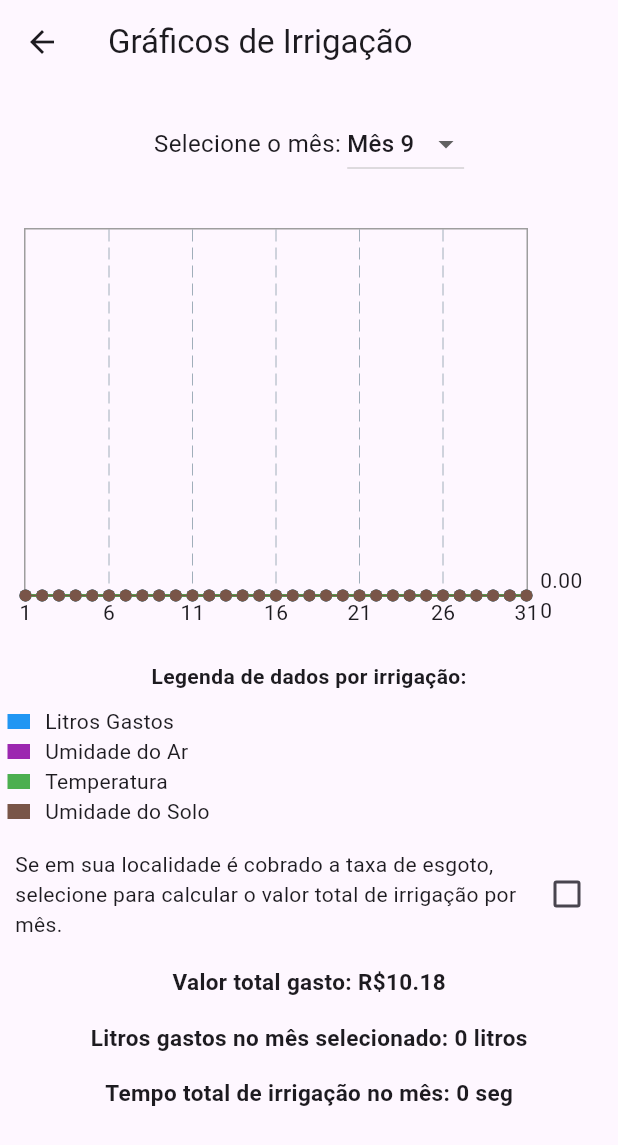
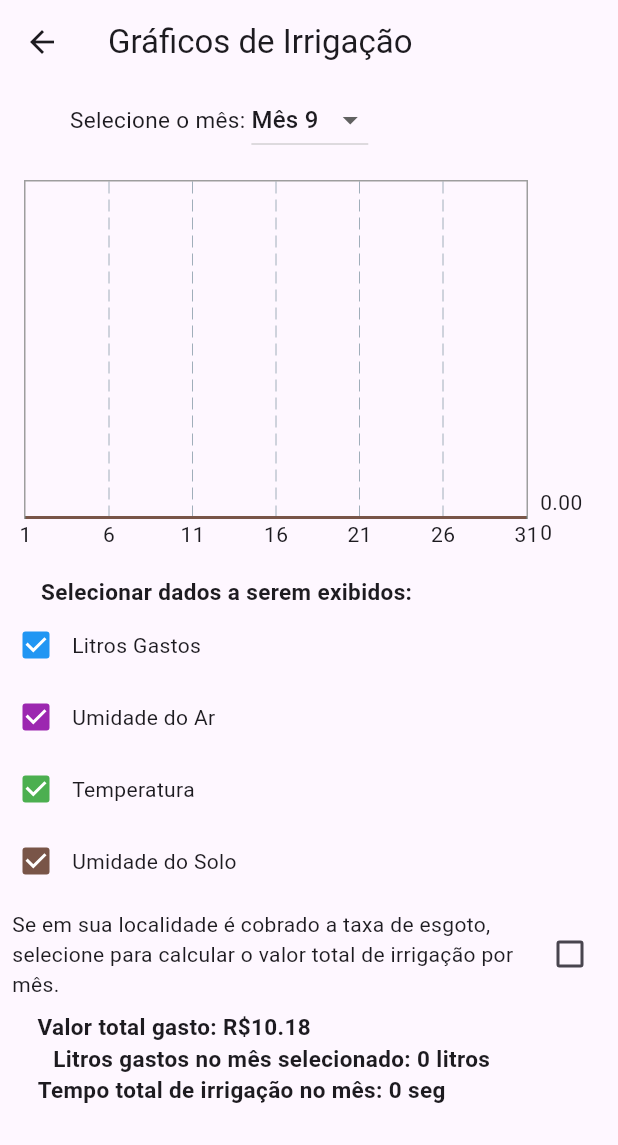
Before and after one commit to mayra2001/smartcontrol, a Flutter app: the GraficoPage screen opened directly, on a phone screen of 412 x 824 dp. Shown: the top 1145 px of the screen. Run offline on Flutter 3.47's test engine with Material 3 defaults, Android fonts, the phone set to English and light mode, and no system bars; drawn by our look-alikes of fl_chart; our stand-ins replace cloud_firestore, firebase_auth, firebase_core, firebase_database, flutter_local_notifications; accounts and stored records are empty; network calls fail.

Commit message:
ajustando elementos checkbox

```diff
--- a/tccsmartcontrol/lib/graficoPage.dart
+++ b/tccsmartcontrol/lib/graficoPage.dart
@@ -22,6 +22,10 @@ class _GraficoPageState extends State<GraficoPage> {
   double litrosTotaisMes = 0.0;
   int _chartKey = 0;
   String tempoTotalIrrigacao = "0 min 0 seg";
+  bool showLitros = true;
+  bool showUmidadeAr = true;
+  bool showTemperatura = true;
+  bool showUmidadeSolo = true;
 
   @override
   void initState() {
@@ -87,6 +91,76 @@ class _GraficoPageState extends State<GraficoPage> {
     tempoTotalIrrigacao = _somarTempos(tempoIrrigacao
         .map((t) => '${(t ~/ 60)} min ${(t % 60).toInt()} seg')
         .toList());
+  }
+
+  List<LineChartBarData> _construirLineBarsData() {
+    List<LineChartBarData> lineBars = [];
+
+    if (showLitros) {
+      lineBars.add(
+        LineChartBarData(
+          spots: List.generate(
+            litrosGastos.length,
+            (index) => FlSpot(index.toDouble(), litrosGastos[index]),
+          ),
+          isCurved: false,
+          barWidth: 2,
+          color: Colors.blue,
+          belowBarData: BarAreaData(show: false),
+          dotData: const FlDotData(show: false),
+        ),
+      );
+    }
+
+    if (showUmidadeAr) {
+      lineBars.add(
+        LineChartBarData(
+          spots: List.generate(
+            umidadeAr.length,
+            (index) => FlSpot(index.toDouble(), umidadeAr[index]),
+          ),
+          isCurved: false,
+          barWidth: 2,
+          color: Colors.purple,
+          belowBarData: BarAreaData(show: false),
+          dotData: const FlDotData(show: false),
+        ),
+      );
+    }
+
+    if (showTemperatura) {
+      lineBars.add(
+        LineChartBarData(
+          spots: List.generate(
+            temperatura.length,
+            (index) => FlSpot(index.toDouble(), temperatura[index]),
+          ),
+          isCurved: false,
+          barWidth: 2,
+          color: Colors.green,
+          belowBarData: BarAreaData(show: false),
+          dotData: const FlDotData(show: false),
+        ),
+      );
+    }
+
+    if (showUmidadeSolo) {
+      lineBars.add(
+        LineChartBarData(
+          spots: List.generate(
+            umidadeSolo.length,
+            (index) => FlSpot(index.toDouble(), umidadeSolo[index]),
+          ),
+          isCurved: false,
+          barWidth: 2,
+          color: Colors.brown,
+          belowBarData: BarAreaData(show: false),
+          dotData: const FlDotData(show: false),
+        ),
+      );
+    }
+
+    return lineBars;
   }
 
   String _somarTempos(List<String> tempos) {
@@ -195,13 +269,13 @@ class _GraficoPageState extends State<GraficoPage> {
         child: Column(
           children: [
             Padding(
-              padding: const EdgeInsets.all(16.0),
+              padding: const EdgeInsets.only(right: 120.0),
               child: Row(
                 mainAxisAlignment: MainAxisAlignment.center,
                 children: [
                   const Text(
                     'Selecione o mês: ',
-                    style: TextStyle(fontSize: 16),
+                    style: TextStyle(fontSize: 15),
                   ),
                   DropdownButton<int>(
                     value: mesSelecionado,
@@ -223,7 +297,7 @@ class _GraficoPageState extends State<GraficoPage> {
               ),
             ),
             Container(
-              height: 300,
+              height: 280,
               padding: const EdgeInsets.all(16.0),
               child: LineChart(
                 key: ValueKey<int>(_chartKey),
@@ -262,84 +336,54 @@ class _GraficoPageState extends State<GraficoPage> {
                   maxX: 30,
                   minY: 0,
                   maxY: _calcularMaxY(),
-                  lineBarsData: [
-                    LineChartBarData(
-                      spots: List.generate(
-                        litrosGastos.length,
-                        (index) =>
-                            FlSpot(index.toDouble(), litrosGastos[index]),
-                      ),
-                      isCurved: true,
-                      barWidth: 2,
-                      color: Colors.blue,
-                      belowBarData: BarAreaData(show: false),
-                    ),
-                    //LineChartBarData(
-                    // spots: List.generate(
-                    //   tempoIrrigacao.length,
-                    //   (index) =>
-                    //       FlSpot(index.toDouble(), tempoIrrigacao[index]),
-                    // ),
-                    // isCurved: true,
-                    //barWidth: 2,
-                    // color: Colors.green,
-                    //  belowBarData: BarAreaData(show: false),
-                    // ),
-                    LineChartBarData(
-                      spots: List.generate(
-                        umidadeAr.length,
-                        (index) => FlSpot(index.toDouble(), umidadeAr[index]),
-                      ),
-                      isCurved: true,
-                      barWidth: 2,
-                      color: Colors.purple,
-                      belowBarData: BarAreaData(show: false),
-                    ),
-                    LineChartBarData(
-                      spots: List.generate(
-                        temperatura.length,
-                        (index) => FlSpot(index.toDouble(), temperatura[index]),
-                      ),
-                      isCurved: true,
-                      barWidth: 2,
-                      color: Colors.green,
-                      belowBarData: BarAreaData(show: false),
-                    ),
-                    LineChartBarData(
-                      spots: List.generate(
-                        umidadeSolo.length,
-                        (index) => FlSpot(index.toDouble(), umidadeSolo[index]),
-                      ),
-                      isCurved: true,
-                      barWidth: 1,
-                      color: Colors.brown,
-                      belowBarData: BarAreaData(show: false),
-                    ),
-                  ],
+                  lineBarsData: _construirLineBarsData(),
                 ),
               ),
             ),
             const Padding(
-              padding: EdgeInsets.all(5.0),
+              padding: const EdgeInsets.only(right: 110.0),
               child: Text(
-                'Legenda de dados por irrigação:',
-                style: TextStyle(fontSize: 14, fontWeight: FontWeight.bold),
+                'Selecionar dados a serem exibidos:',
+                style: TextStyle(fontSize: 15, fontWeight: FontWeight.bold),
               ),
             ),
             Padding(
-              padding: const EdgeInsets.all(5.0),
+              padding: const EdgeInsets.only(top: 1.0),
               child: Column(
                 children: [
-                  _buildLegendItem(Colors.blue, 'Litros Gastos'),
-                  // _buildLegendItem(Colors.green, 'Tempo de Irrigação'),
-                  _buildLegendItem(Colors.purple, 'Umidade do Ar'),
-                  _buildLegendItem(Colors.green, 'Temperatura'),
-                  _buildLegendItem(Colors.brown, 'Umidade do Solo'),
+                  _buildCheckbox('Litros Gastos', Colors.blue, showLitros,
+                      (val) {
+                    setState(() {
+                      showLitros = val!;
+                      _chartKey++;
+                    });
+                  }),
+                  _buildCheckbox('Umidade do Ar', Colors.purple, showUmidadeAr,
+                      (val) {
+                    setState(() {
+                      showUmidadeAr = val!;
+                      _chartKey++;
+                    });
+                  }),
+                  _buildCheckbox('Temperatura', Colors.green, showTemperatura,
+                      (val) {
+                    setState(() {
+                      showTemperatura = val!;
+                      _chartKey++;
+                    });
+                  }),
+                  _buildCheckbox(
+                      'Umidade do Solo', Colors.brown, showUmidadeSolo, (val) {
+                    setState(() {
+                      showUmidadeSolo = val!;
+                      _chartKey++;
+                    });
+                  }),
                 ],
               ),
             ),
             Padding(
-              padding: const EdgeInsets.all(10.0),
+              padding: const EdgeInsets.all(8.0),
               child: Row(
                 children: [
                   const Expanded(
@@ -361,7 +405,7 @@ class _GraficoPageState extends State<GraficoPage> {
               ),
             ),
             Padding(
-              padding: const EdgeInsets.all(8.0),
+              padding: const EdgeInsets.only(right: 180.0),
               child: Text(
                 'Valor total gasto: R\$${valorGasto.toStringAsFixed(2)}',
                 style:
@@ -369,7 +413,7 @@ class _GraficoPageState extends State<GraficoPage> {
               ),
             ),
             Padding(
-              padding: const EdgeInsets.all(8.0),
+              padding: const EdgeInsets.only(right: 50.0),
               child: Text(
                 'Litros gastos no mês selecionado: ${_formatarLitrosOuMetrosCubicos(litrosTotaisMes)}',
                 style:
@@ -377,7 +421,7 @@ class _GraficoPageState extends State<GraficoPage> {
               ),
             ),
             Padding(
-              padding: const EdgeInsets.all(8.0),
+              padding: const EdgeInsets.only(right: 90.0),
               child: Text(
                 'Tempo total de irrigação no mês: $tempoTotalIrrigacao',
                 style:
@@ -390,15 +434,16 @@ class _GraficoPageState extends State<GraficoPage> {
     );
   }
 
-  Widget _buildLegendItem(Color color, String label) {
+  Widget _buildCheckbox(
+      String label, Color color, bool value, Function(bool?)? onChanged) {
     return Row(
       children: [
-        Container(
-          width: 15,
-          height: 10,
-          color: color,
+        Checkbox(
+          value: value,
+          onChanged: onChanged,
+          checkColor: Colors.white,
+          activeColor: color,
         ),
-        const SizedBox(width: 10),
         Text(label),
       ],
     );
```
